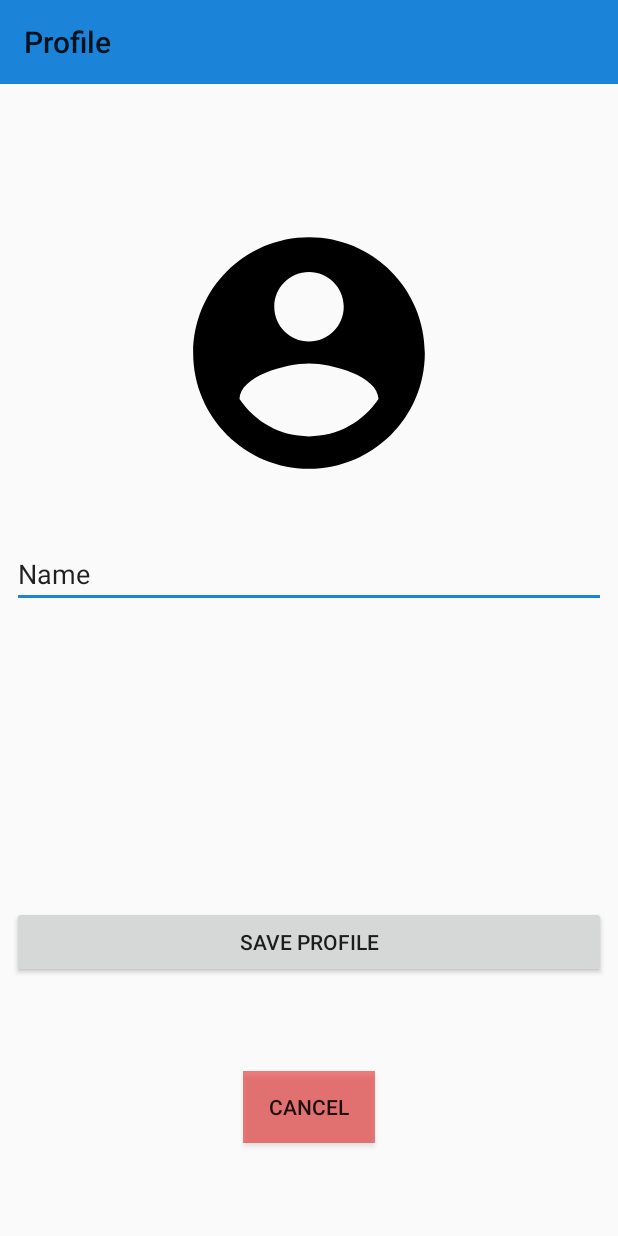
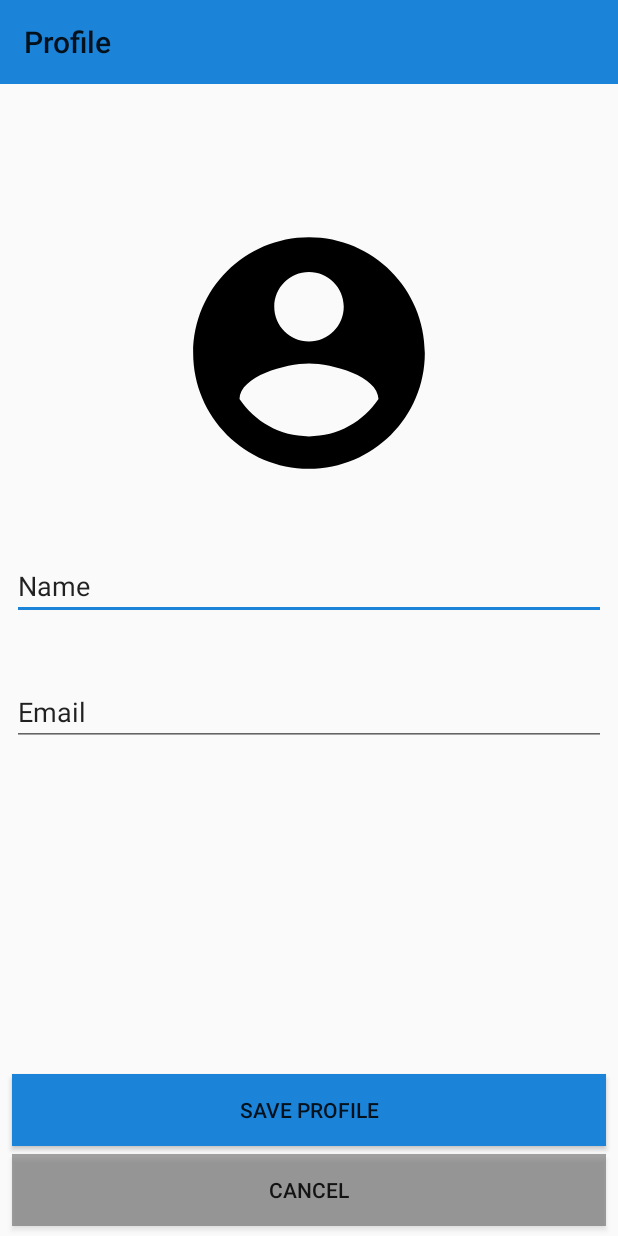
Before and after one commit to jjcatulle/NoTOYOTV1, an Android app: the SetupActivity screen opened directly, with no data from a screen before it, in the side drawer, after a tap on "Profile", on a phone screen of 412 x 824 dp. Run offline under Robolectric (Android 15) with nearby library versions, the phone set to English and light mode, and no system bars; our stand-ins replace CircleImageView, Firebase (no records; nobody signed in at launch, a user with empty details on screens opened directly).

Commit message:
started working on profile setup page

```diff
--- a/app/build.gradle
+++ b/app/build.gradle
@@ -27,6 +27,7 @@ dependencies {
     implementation 'com.google.firebase:firebase-auth:16.0.3'
     implementation 'com.google.firebase:firebase-storage:16.0.1'
     implementation 'de.hdodenhof:circleimageview:3.0.0'
+    implementation 'com.google.firebase:firebase-firestore:17.1.0'
     testImplementation 'junit:junit:4.12'
     androidTestImplementation 'com.android.support.test:runner:1.0.2'
     androidTestImplementation 'com.android.support.test.espresso:espresso-core:3.0.2'
--- a/app/src/main/java/com/example/oyotv1/MainActivity.java
+++ b/app/src/main/java/com/example/oyotv1/MainActivity.java
@@ -10,6 +10,7 @@ import android.support.v7.app.ActionBarDrawerToggle;
 import android.support.v7.app.AppCompatActivity;
 import android.support.v7.widget.Toolbar;
 import android.view.MenuItem;
+import android.widget.TextView;
 
 
 import com.google.firebase.auth.FirebaseAuth;
@@ -22,6 +23,10 @@ public class MainActivity extends AppCompatActivity implements NavigationView.On
 
     ///logout//
     private FirebaseAuth mAuth;
+    private TextView navName;
+    private TextView navEmail;
+
+
 
     @Override
     protected void onCreate(Bundle savedInstanceState) {
@@ -29,6 +34,9 @@ public class MainActivity extends AppCompatActivity implements NavigationView.On
         setContentView(R.layout.activity_main);
 
         mAuth=FirebaseAuth.getInstance();
+
+        navName=findViewById(R.id.nav_name);
+        navEmail=findViewById(R.id.nav_email);
 
         //toolbar
         Toolbar toolbar=findViewById(R.id.toolbar);
--- a/app/src/main/java/com/example/oyotv1/SetupActivity.java
+++ b/app/src/main/java/com/example/oyotv1/SetupActivity.java
@@ -29,6 +29,7 @@ import com.google.android.gms.auth.api.signin.internal.Storage;
 import com.google.android.gms.tasks.OnCompleteListener;
 import com.google.android.gms.tasks.Task;
 import com.google.firebase.auth.FirebaseAuth;
+import com.google.firebase.firestore.FirebaseFirestore;
 import com.google.firebase.storage.FirebaseStorage;
 import com.google.firebase.storage.StorageReference;
 import com.google.firebase.storage.UploadTask;
@@ -36,6 +37,8 @@ import com.google.firebase.storage.UploadTask;
 
 import java.io.File;
 import java.io.IOException;
+import java.util.HashMap;
+import java.util.Map;
 
 
 import de.hdodenhof.circleimageview.CircleImageView;
@@ -48,11 +51,13 @@ public class SetupActivity extends AppCompatActivity {
     private Uri resultUri =null;
 
     private EditText setupName;
+    private EditText setupEmail;
     private Button setupBtn;
     private Button setupCancelbtn;
 
     private StorageReference storageReference;
     private FirebaseAuth firebaseAuth;
+    private FirebaseFirestore firebaseFirestore;
 //    private android.util.Log Log;
 
     @Override
@@ -66,11 +71,17 @@ public class SetupActivity extends AppCompatActivity {
 
         firebaseAuth= FirebaseAuth.getInstance();
         storageReference= FirebaseStorage.getInstance().getReference();
+        firebaseFirestore=FirebaseFirestore.getInstance();
 
         setupimage=findViewById(R.id.setup_image);
         setupName=findViewById(R.id.setup_name);
+        setupEmail=findViewById(R.id.setup_email);
         setupBtn=findViewById(R.id.setup_btn);
         setupCancelbtn=findViewById(R.id.setup_cancel_btn);
+
+
+
+        /////////////////////////////
 
         setupCancelbtn.setOnClickListener(new View.OnClickListener() {
             @Override
@@ -87,11 +98,13 @@ public class SetupActivity extends AppCompatActivity {
             public void onClick(View v) {
 ////////// EVERYTHING TO FIREEBASE STORAGE
                 String user_name=setupName.getText().toString();
+                String user_email=setupEmail.getText().toString();
 
-//                if (!TextUtils.isEmpty(user_name) && bitmap !=null){
-//
-//                    String user_id=firebaseAuth.getCurrentUser().getUid();
-//
+
+                if (!TextUtils.isEmpty(user_name)){  /////check if image is empty;
+
+                    String user_id=firebaseAuth.getCurrentUser().getUid();
+
 //                    StorageReference image_path=storageReference.child("profile_image").child(user_id+ ".jpg");
 //                    image_path.putFile(bitmap).addOnCompleteListener(new OnCompleteListener<UploadTask.TaskSnapshot>() {
 //                        @Override
@@ -106,7 +119,34 @@ public class SetupActivity extends AppCompatActivity {
 //
 //                        }
 //                    });
-//                }
+
+                    ///////////////////////////////////////////////////////
+                    ///save on firebaseFirestore
+                    ////////schema
+
+                    Map <String, String> userMap= new HashMap<>();
+                    userMap.put("name", user_name);
+                    userMap.put("email", user_email);
+
+                    firebaseFirestore.collection("Users").document(user_id).set(userMap).addOnCompleteListener(new OnCompleteListener<Void>() {
+                        @Override
+                        public void onComplete(@NonNull Task<Void> task) {
+
+                            if (task.isSuccessful()){
+                                Toast.makeText(SetupActivity.this, "Profile Save ",Toast.LENGTH_LONG).show();
+                                Intent mainIntent= new Intent(SetupActivity.this,MainActivity.class);
+                                startActivity(mainIntent);
+                                finish();
+
+                            }else{
+                                String error=task.getException().getMessage();
+                                Toast.makeText(SetupActivity.this, "error: "+error,Toast.LENGTH_LONG).show();
+                            }
+
+                        }
+                    });
+                    ////////////////////////////////////////////////////////////////////////
+                }
 
             }
         });
@@ -127,6 +167,8 @@ public class SetupActivity extends AppCompatActivity {
                     }else{
                         Toast.makeText(SetupActivity.this,"Pick an image",Toast.LENGTH_LONG).show();
 
+
+
                     }
                 }
 
--- a/app/src/main/res/layout/activity_setup.xml
+++ b/app/src/main/res/layout/activity_setup.xml
@@ -36,13 +36,14 @@
         android:layout_width="0dp"
         android:layout_height="wrap_content"
         android:layout_marginStart="8dp"
-        android:layout_marginTop="32dp"
+        android:layout_marginTop="40dp"
         android:layout_marginEnd="8dp"
         android:ems="10"
         android:hint="@string/setup_name_hint"
         android:inputType="textPersonName"
         android:text="Name"
         app:layout_constraintEnd_toEndOf="parent"
+        app:layout_constraintHorizontal_bias="0.0"
         app:layout_constraintStart_toStartOf="parent"
         app:layout_constraintTop_toBottomOf="@+id/setup_image" />
 
@@ -51,17 +52,21 @@
         android:layout_width="0dp"
         android:layout_height="wrap_content"
         android:layout_marginStart="8dp"
+        android:layout_marginTop="8dp"
         android:layout_marginEnd="8dp"
-        android:layout_marginBottom="172dp"
+        android:layout_marginBottom="60dp"
+        android:background="@color/colorAccent"
         android:text="@string/setup_btn_name_text"
         app:layout_constraintBottom_toBottomOf="parent"
         app:layout_constraintEnd_toEndOf="parent"
-        app:layout_constraintHorizontal_bias="0.498"
-        app:layout_constraintStart_toStartOf="parent" />
+        app:layout_constraintHorizontal_bias="1.0"
+        app:layout_constraintStart_toStartOf="parent"
+        app:layout_constraintTop_toBottomOf="@+id/setup_email"
+        app:layout_constraintVertical_bias="1.0" />
 
     <Button
         android:id="@+id/setup_cancel_btn"
-        android:layout_width="wrap_content"
+        android:layout_width="0dp"
         android:layout_height="wrap_content"
         android:layout_marginStart="8dp"
         android:layout_marginTop="8dp"
@@ -71,7 +76,28 @@
         android:text="Cancel"
         app:layout_constraintBottom_toBottomOf="parent"
         app:layout_constraintEnd_toEndOf="parent"
+        app:layout_constraintHorizontal_bias="1.0"
         app:layout_constraintStart_toStartOf="parent"
-        app:layout_constraintTop_toBottomOf="@+id/setup_btn" />
+        app:layout_constraintTop_toBottomOf="@+id/setup_btn"
+        app:layout_constraintVertical_bias="0.814" />
+
+    <EditText
+        android:id="@+id/setup_email"
+        android:layout_width="0dp"
+        android:layout_height="wrap_content"
+        android:layout_marginStart="8dp"
+        android:layout_marginTop="8dp"
+        android:layout_marginEnd="8dp"
+        android:layout_marginBottom="8dp"
+        android:ems="10"
+        android:hint="Email"
+        android:inputType="textEmailAddress"
+        android:text="Email"
+        app:layout_constraintBottom_toBottomOf="parent"
+        app:layout_constraintEnd_toEndOf="parent"
+        app:layout_constraintHorizontal_bias="0.0"
+        app:layout_constraintStart_toStartOf="parent"
+        app:layout_constraintTop_toBottomOf="@+id/setup_name"
+        app:layout_constraintVertical_bias="0.088" />
 
 </android.support.constraint.ConstraintLayout>
--- a/app/src/main/res/layout/nav_header.xml
+++ b/app/src/main/res/layout/nav_header.xml
@@ -14,14 +14,17 @@
         android:src="@mipmap/ic_launcher_round"/>
 
     <TextView
+        android:id="@+id/nav_name"
         android:layout_width="wrap_content"
         android:layout_height="wrap_content"
         android:paddingTop="8dp"
         android:text="Jean Catulle"
-        android:textAppearance="@style/TextAppearance.AppCompat.Body1"/>
+        android:textAppearance="@style/TextAppearance.AppCompat.Body1" />
+
     <TextView
+        android:id="@+id/nav_email"
         android:layout_width="wrap_content"
         android:layout_height="wrap_content"
-        android:text="catullej@oyot.com"/>
+        android:text="catullej@oyot.com" />
 
 </LinearLayout>
--- a/app/src/main/res/values/colors.xml
+++ b/app/src/main/res/values/colors.xml
@@ -1,6 +1,6 @@
 <?xml version="1.0" encoding="utf-8"?>
 <resources>
     <color name="colorPrimary">#008577</color>
-    <color name="colorPrimaryDark">#84E50D0D</color>
+    <color name="colorPrimaryDark">#84535252</color>
     <color name="colorAccent">#1B83D8</color>
 </resources>
```
